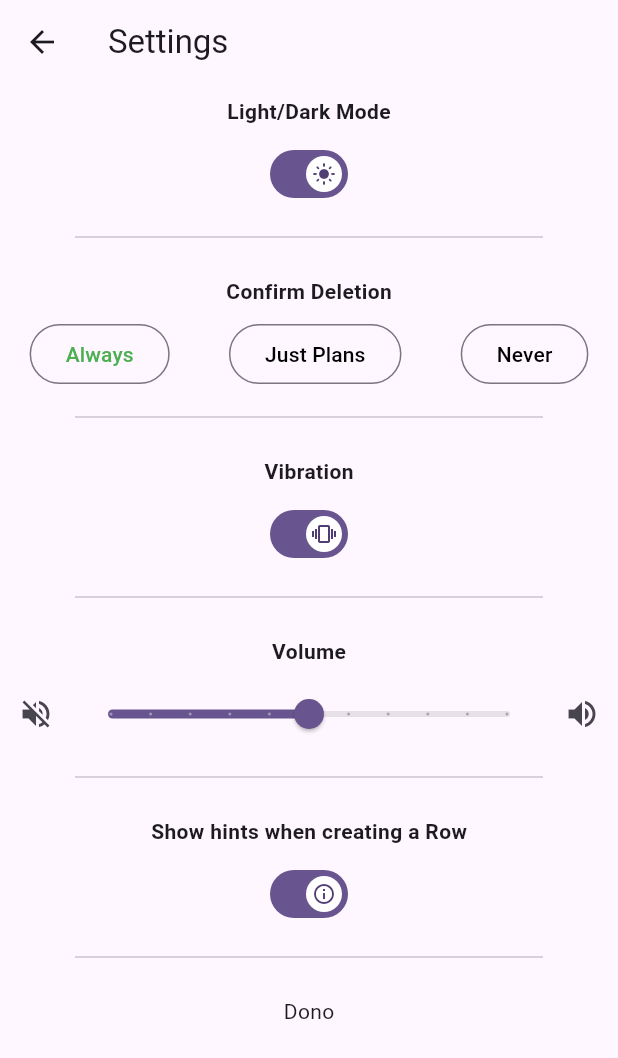
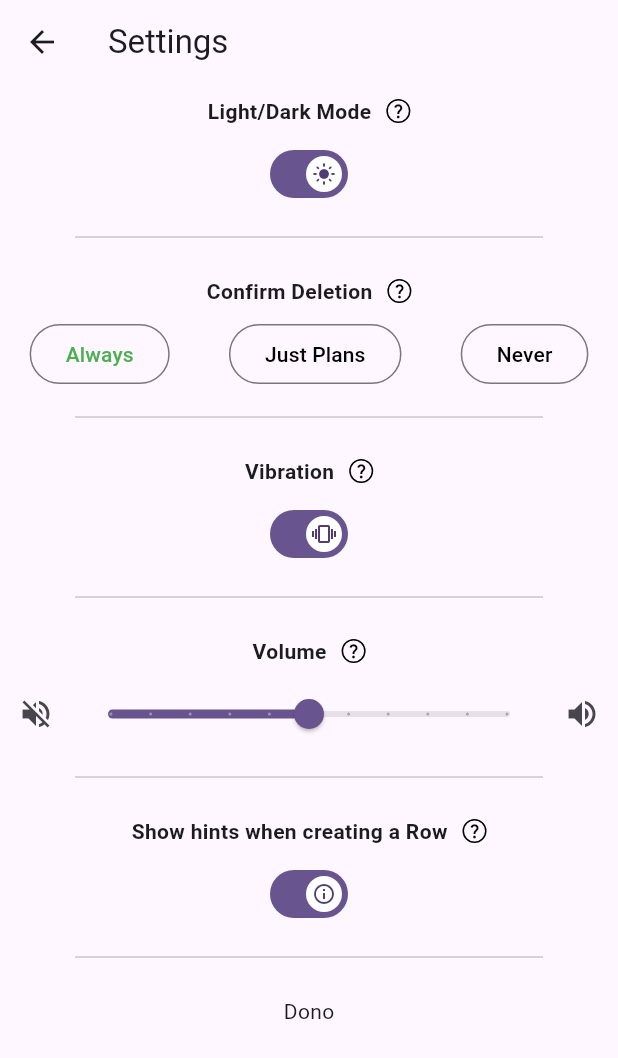
Before and after one commit to Rollemann/WorkoutTemplateApp, a Flutter app: the SettingsScreen screen opened directly, on a phone screen of 412 x 824 dp. Shown: the top 1058 px of the screen. Run offline on Flutter 3.47's test engine with Material 3 defaults, Android fonts, the phone set to English and light mode, and no system bars; our stand-ins replace flutter_riverpod, shared_preferences; accounts and stored records are empty.

Commit message:
add explanation next to settings caption

```diff
--- a/workouttemplateapp/lib/app.dart
+++ b/workouttemplateapp/lib/app.dart
@@ -21,11 +21,11 @@ class App extends StatelessWidget {
 
 /* TODO
 
+- Style von snackbar anpassen
+
 - Info nach den Überschriften bei den Settings, um die zu erklären.
 (- Animation beim löschen und hinzugfügen von Rows)
 
-- Anzahl Pläne und Reihen beschränken und text input Länge
-- Max Rows
 - Extra Fenster zum Pläne in der Reihenfolge zu ändern.
 
 - Pläne teilen über verschiedene Kanäle (extra Fenster wo man anhaken kann welche)
--- a/workouttemplateapp/lib/screens/settings_widgets/deletion_type_widget.dart
+++ b/workouttemplateapp/lib/screens/settings_widgets/deletion_type_widget.dart
@@ -1,6 +1,7 @@
 import 'package:flutter/material.dart';
 import 'package:flutter_riverpod/flutter_riverpod.dart';
 import 'package:workouttemplateapp/providers/settings_provider.dart';
+import 'package:workouttemplateapp/screens/settings_widgets/settings_caption_widget.dart';
 
 enum DeletionTypes { always, plans, never }
 
@@ -19,9 +20,9 @@ class _DeletionTypeWidgetState extends ConsumerState<DeletionTypeWidget> {
       children: [
         const Padding(
           padding: EdgeInsets.all(8.0),
-          child: Text(
-            "Confirm Deletion",
-            style: TextStyle(fontWeight: FontWeight.bold),
+          child: SettingsCaptionWidget(
+            title: "Confirm Deletion",
+            explanation: "Beschreibung, was die Einstellung macht.",
           ),
         ),
         Row(
--- a/workouttemplateapp/lib/screens/settings_widgets/light_mode_widget.dart
+++ b/workouttemplateapp/lib/screens/settings_widgets/light_mode_widget.dart
@@ -1,6 +1,7 @@
 import 'package:flutter/material.dart';
 import 'package:flutter_riverpod/flutter_riverpod.dart';
 import 'package:workouttemplateapp/providers/settings_provider.dart';
+import 'package:workouttemplateapp/screens/settings_widgets/settings_caption_widget.dart';
 
 class LightModeWidget extends ConsumerStatefulWidget {
   const LightModeWidget({super.key});
@@ -27,9 +28,9 @@ class _LightModeWidgetState extends ConsumerState<LightModeWidget> {
       children: [
         const Padding(
           padding: EdgeInsets.all(8.0),
-          child: Text(
-            "Light/Dark Mode",
-            style: TextStyle(fontWeight: FontWeight.bold),
+          child: SettingsCaptionWidget(
+            title: "Light/Dark Mode",
+            explanation: "Beschreibung, was die Einstellung macht.",
           ),
         ),
         Switch(
--- /dev/null
+++ b/workouttemplateapp/lib/screens/settings_widgets/settings_caption_widget.dart
@@ -0,0 +1,39 @@
+import 'package:flutter/material.dart';
+import 'package:flutter/widgets.dart';
+
+class SettingsCaptionWidget extends StatelessWidget {
+  final String title;
+  final String explanation;
+  const SettingsCaptionWidget(
+      {super.key, required this.title, required this.explanation});
+
+  @override
+  Widget build(BuildContext context) {
+    return Row(
+      mainAxisAlignment: MainAxisAlignment.center,
+      children: [
+        Text(
+          title,
+          style: const TextStyle(fontWeight: FontWeight.bold),
+        ),
+        Tooltip(
+          showDuration: const Duration(seconds: 30),
+          triggerMode: TooltipTriggerMode.tap,
+          message: explanation,
+          child: Container(
+            margin: const EdgeInsets.only(left: 10),
+            padding: const EdgeInsets.all(1),
+            decoration: BoxDecoration(
+                borderRadius: BorderRadius.circular(100),
+                border: Border.all(width: 1, color: Colors.black)),
+            child: const Icon(
+              Icons.question_mark,
+              color: Colors.black,
+              size: 12,
+            ),
+          ),
+        ),
+      ],
+    );
+  }
+}
--- a/workouttemplateapp/lib/screens/settings_widgets/show_hints_Widget.dart
+++ b/workouttemplateapp/lib/screens/settings_widgets/show_hints_Widget.dart
@@ -1,6 +1,7 @@
 import 'package:flutter/material.dart';
 import 'package:flutter_riverpod/flutter_riverpod.dart';
 import 'package:workouttemplateapp/providers/settings_provider.dart';
+import 'package:workouttemplateapp/screens/settings_widgets/settings_caption_widget.dart';
 
 class ShowHintsWidget extends ConsumerStatefulWidget {
   const ShowHintsWidget({super.key});
@@ -27,9 +28,9 @@ class _ShowHintWidgetState extends ConsumerState<ShowHintsWidget> {
       children: [
         const Padding(
           padding: EdgeInsets.all(8.0),
-          child: Text(
-            "Show hints when creating a Row",
-            style: TextStyle(fontWeight: FontWeight.bold),
+          child: SettingsCaptionWidget(
+            title: "Show hints when creating a Row",
+            explanation: "Beschreibung, was die Einstellung macht.",
           ),
         ),
         Switch(
--- a/workouttemplateapp/lib/screens/settings_widgets/vibration_widget.dart
+++ b/workouttemplateapp/lib/screens/settings_widgets/vibration_widget.dart
@@ -1,6 +1,7 @@
 import 'package:flutter/material.dart';
 import 'package:flutter_riverpod/flutter_riverpod.dart';
 import 'package:workouttemplateapp/providers/settings_provider.dart';
+import 'package:workouttemplateapp/screens/settings_widgets/settings_caption_widget.dart';
 
 class VibrationWidget extends ConsumerStatefulWidget {
   const VibrationWidget({super.key});
@@ -27,9 +28,9 @@ class _VibrationWidgetState extends ConsumerState<VibrationWidget> {
       children: [
         const Padding(
           padding: EdgeInsets.all(8.0),
-          child: Text(
-            "Vibration",
-            style: TextStyle(fontWeight: FontWeight.bold),
+          child: SettingsCaptionWidget(
+            title: "Vibration",
+            explanation: "Beschreibung, was die Einstellung macht.",
           ),
         ),
         Switch(
--- a/workouttemplateapp/lib/screens/settings_widgets/volume_widget.dart
+++ b/workouttemplateapp/lib/screens/settings_widgets/volume_widget.dart
@@ -1,6 +1,7 @@
 import 'package:flutter/material.dart';
 import 'package:flutter_riverpod/flutter_riverpod.dart';
 import 'package:workouttemplateapp/providers/settings_provider.dart';
+import 'package:workouttemplateapp/screens/settings_widgets/settings_caption_widget.dart';
 
 class VolumeWidget extends ConsumerStatefulWidget {
   const VolumeWidget({super.key});
@@ -17,9 +18,9 @@ class _VolumeWidgetState extends ConsumerState<VolumeWidget> {
       children: [
         const Padding(
           padding: EdgeInsets.all(8.0),
-          child: Text(
-            "Volume",
-            style: TextStyle(fontWeight: FontWeight.bold),
+          child: SettingsCaptionWidget(
+            title: "Volume",
+            explanation: "Beschreibung, was die Einstellung macht.",
           ),
         ),
         Row(
```
